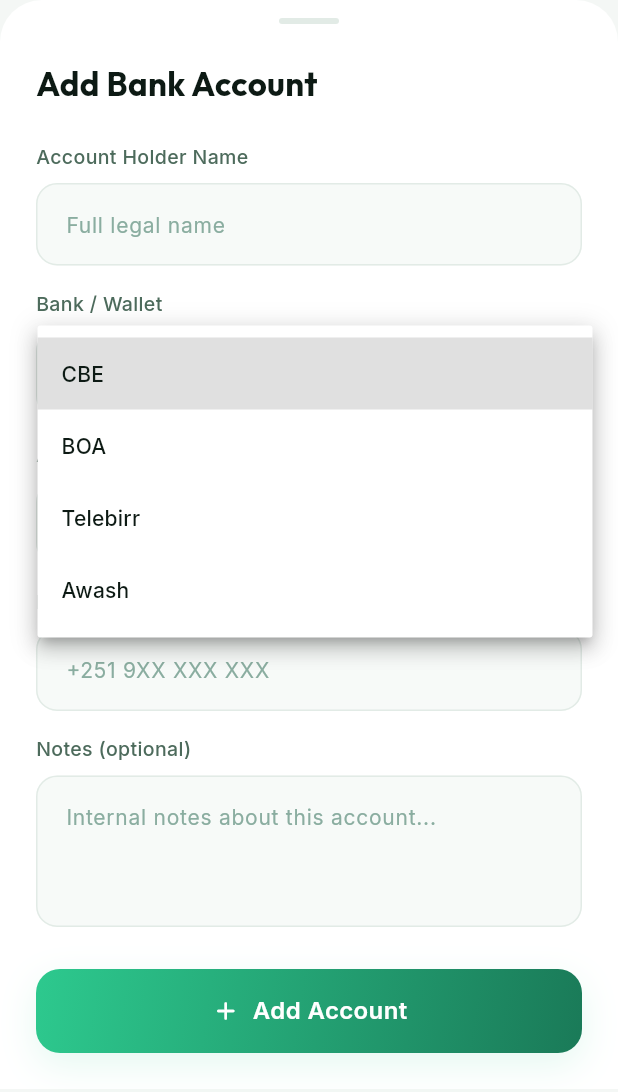
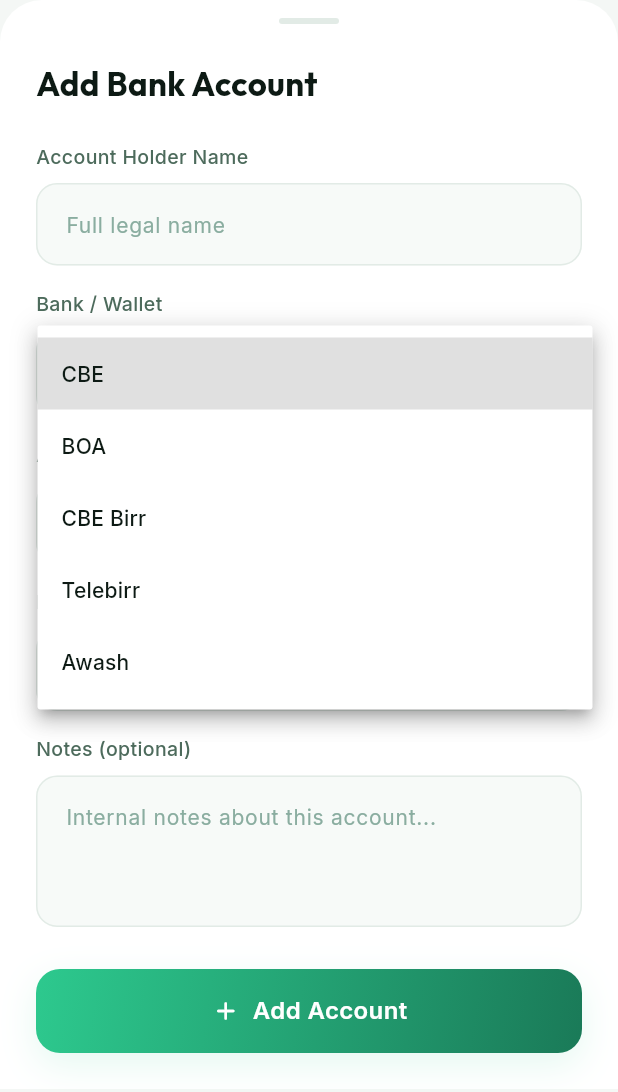
Before and after one commit to zagolinv-dev/Payment_verifier, a Flutter app: the _AddBankAccountModal widget shown alone on an empty page, opened directly with empty values, after a tap on "Select bank", on a phone screen of 412 x 824 dp. Shown: the top 1092 px of the screen. Run offline on Flutter 3.47's test engine with Material 3 defaults, Android fonts, the phone set to English and light mode, and no system bars; our stand-ins replace connectivity_plus, equatable, fl_chart, flutter_dotenv, flutter_local_notifications, flutter_riverpod and 9 more; missing offline and left inert: google_mlkit_text_recognition; accounts and stored records are empty.

Commit message:
cbe birr added, telebirr and cbe fixed

```diff
--- a/payment_verifier/lib/core/constants/app_constants.dart
+++ b/payment_verifier/lib/core/constants/app_constants.dart
@@ -36,7 +36,7 @@
   final String displayName;
   final String shortName;
 
-  static List<BankName> get addAccountOptions => [cbe, boa, telebirr, awash];
+  static List<BankName> get addAccountOptions => [cbe, boa, cbeBirr, telebirr, awash];
 
   static BankName fromString(String value) {
     return BankName.values.firstWhere(
--- a/payment_verifier/lib/presentation/screens/bank_accounts/bank_accounts_screen.dart
+++ b/payment_verifier/lib/presentation/screens/bank_accounts/bank_accounts_screen.dart
@@ -422,7 +422,7 @@
       );
       mappedBank = match.shortName;
     }
-    final isTelebirr = mappedBank == 'Telebirr';
+    final isTelebirr = mappedBank == 'Telebirr' || mappedBank == 'CBE Birr';
     _holderController = TextEditingController(text: initial?.holderName ?? '');
     _accountController = TextEditingController(
       text: isTelebirr ? '' : (initial?.accountNumber ?? ''),
@@ -448,7 +448,7 @@
   Future<void> _submit() async {
     if (!_formKey.currentState!.validate() || _selectedBank == null) return;
     setState(() => _isLoading = true);
-    final isTelebirr = _selectedBank == 'Telebirr';
+    final isTelebirr = _selectedBank == 'Telebirr' || _selectedBank == 'CBE Birr';
     final payload = {
       'holderName': _holderController.text.trim(),
       'bankName': _selectedBank!,
@@ -558,7 +558,7 @@
                         onChanged: (v) {
                           setState(() {
                             _selectedBank = v;
-                            if (v == 'Telebirr') {
+                            if (v == 'Telebirr' || v == 'CBE Birr') {
                               _accountController.clear();
                             }
                           });
@@ -570,20 +570,20 @@
               ),
               const SizedBox(height: 16),
               AppTextField(
-                label: _selectedBank == 'Telebirr' ? 'Account Number (Managed by Phone)' : 'Account Number',
-                hint: _selectedBank == 'Telebirr' ? 'N/A (Managed by Phone Number)' : '1234567890',
+                label: (_selectedBank == 'Telebirr' || _selectedBank == 'CBE Birr') ? 'Account Number (Managed by Phone)' : 'Account Number',
+                hint: (_selectedBank == 'Telebirr' || _selectedBank == 'CBE Birr') ? 'N/A (Managed by Phone Number)' : '1234567890',
                 controller: _accountController,
                 keyboardType: TextInputType.number,
-                enabled: _selectedBank != 'Telebirr',
-                validator: (v) => _selectedBank == 'Telebirr' ? null : (v?.isEmpty == true ? 'Required' : null),
+                enabled: _selectedBank != 'Telebirr' && _selectedBank != 'CBE Birr',
+                validator: (v) => (_selectedBank == 'Telebirr' || _selectedBank == 'CBE Birr') ? null : (v?.isEmpty == true ? 'Required' : null),
               ),
               const SizedBox(height: 16),
               AppTextField(
-                label: _selectedBank == 'Telebirr' ? 'Phone Number (Required)' : 'Phone Number (optional)',
+                label: (_selectedBank == 'Telebirr' || _selectedBank == 'CBE Birr') ? 'Phone Number (Required)' : 'Phone Number (optional)',
                 hint: '+251 9XX XXX XXX',
                 controller: _phoneController,
                 keyboardType: TextInputType.phone,
-                validator: (v) => _selectedBank == 'Telebirr' && (v == null || v.trim().isEmpty) ? 'Required' : null,
+                validator: (v) => (_selectedBank == 'Telebirr' || _selectedBank == 'CBE Birr') && (v == null || v.trim().isEmpty) ? 'Required' : null,
               ),
               const SizedBox(height: 16),
               AppTextField(
--- a/payment_verifier/lib/presentation/screens/verify_payment/verify_payment_screen.dart
+++ b/payment_verifier/lib/presentation/screens/verify_payment/verify_payment_screen.dart
@@ -617,6 +617,10 @@
                 ],
 
                 const SizedBox(height: 20),
+
+                // Hide customer name for Telebirr only — CBE Birr has sender name in receipt
+                if (state.ocrDetectedBank != 'telebirr' &&
+                    state.selectedBank != 'Telebirr') ...[
                   AppTextField(
                     label: 'Customer Name',
                     hint: 'Full name of payer',
@@ -629,7 +633,14 @@
                     onChanged: notifier.setBuyerName,
                   ),
                   const SizedBox(height: 20),
+                ],
 
+                // Hide receiver account when:
+                // - Telebirr/CBE Birr (no account shown on these receipts)
+                // - OR OCR completed and found no account on the receipt
+                if (state.ocrDetectedBank != 'telebirr' && state.ocrDetectedBank != 'cbe_birr' &&
+                    state.selectedBank != 'Telebirr' && state.selectedBank != 'CBE Birr' &&
+                    !(state.ocrCompleted && state.receiverAccount.isEmpty)) ...[
                   AppTextField(
                     label: 'Receiver Account',
                     hint: 'Account paid to',
@@ -642,6 +653,7 @@
                     onChanged: notifier.setReceiverAccount,
                   ),
                   const SizedBox(height: 20),
+                ],
 
                 AppTextField(
                   label: 'Reference Code',
```
Also changed, not shown: payment_verifier/lib/data/services/ocr_service.dart (+28 -7 lines), payment_verifier/lib/data/services/verification_service.dart (+20 -21 lines). Lines whose indentation alone changed are shown as unchanged.
